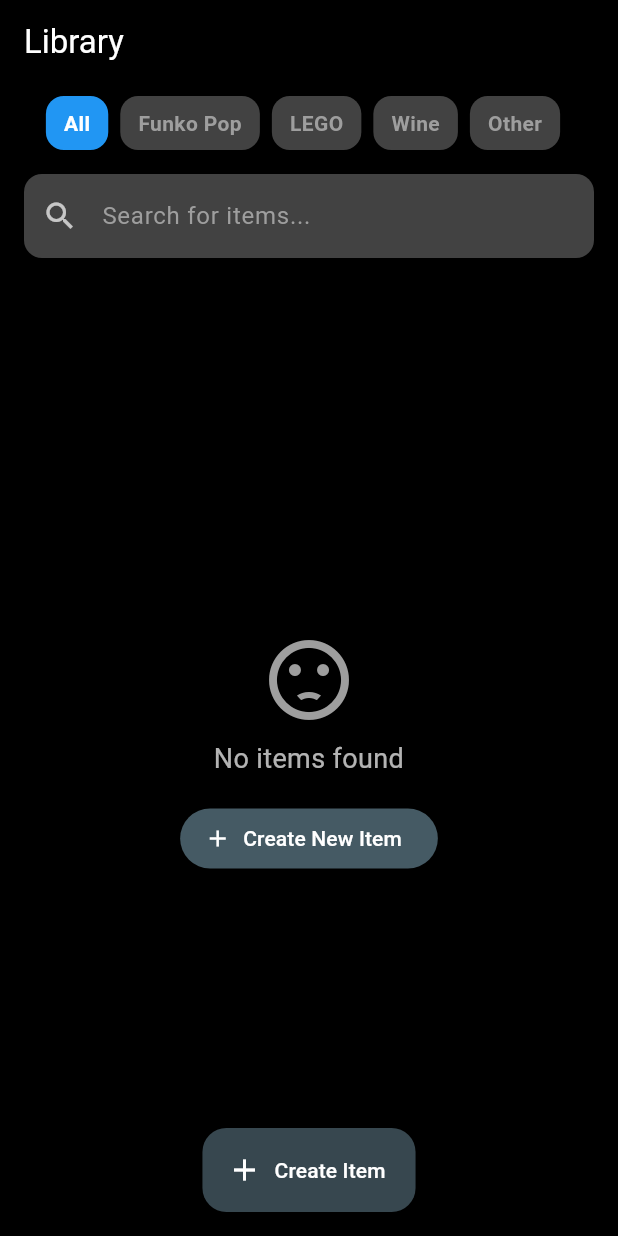
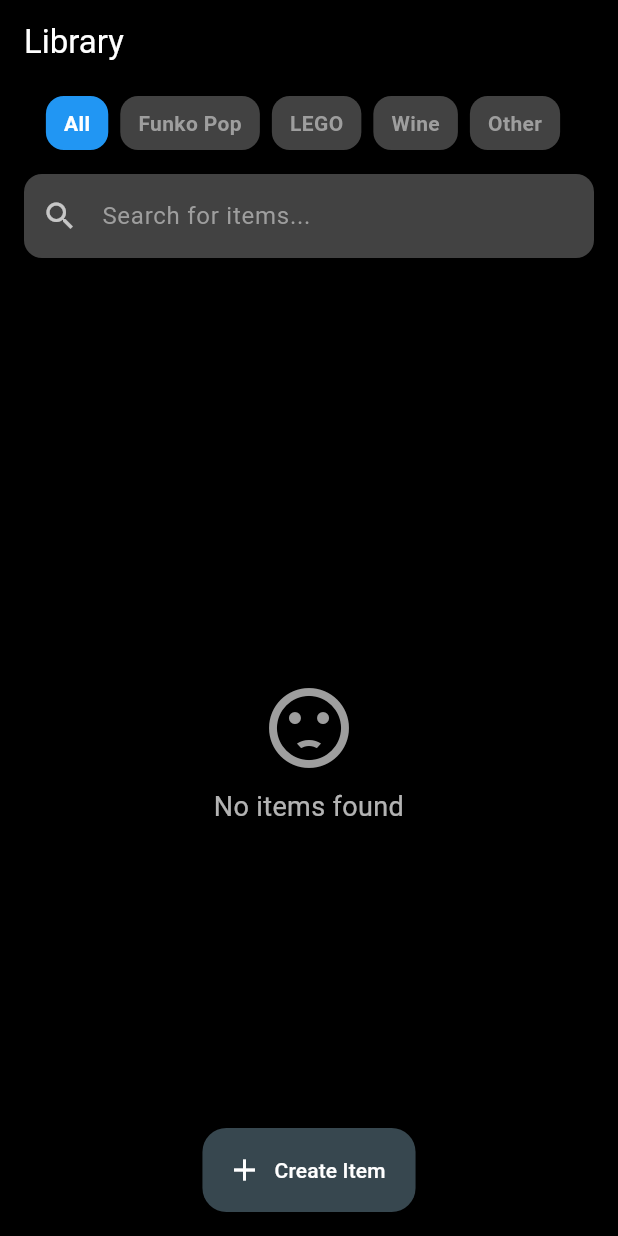
Before and after one commit to Devofure/Accollect, a Flutter app: the ItemLibraryScreen screen opened by its route, on a phone screen of 412 x 824 dp. Run offline on Flutter 3.47's test engine with Material 3 defaults, Android fonts, the phone set to English and light mode, and no system bars; our stand-ins replace cached_network_image, cloud_firestore, firebase_auth, firebase_core, go_router, image_picker; missing offline and left inert: firebase_ui_auth, firebase_ui_oauth_google, flutter_command; accounts and stored records are empty.

Commit message:
refactor: remove unused button from item library screen and add devtools options configuration

```diff
--- a/lib/ui/item/item_library_screen.dart
+++ b/lib/ui/item/item_library_screen.dart
@@ -224,16 +224,6 @@ class ItemLibraryScreen extends StatelessWidget {
             textAlign: TextAlign.center,
             style: TextStyle(color: Colors.white70, fontSize: 18),
           ),
-          const SizedBox(height: 16),
-          ElevatedButton.icon(
-            onPressed: () => _navigateToAddNewItemScreen(context, null),
-            icon: const Icon(Icons.add),
-            label: const Text("Create New Item"),
-            style: ElevatedButton.styleFrom(
-              backgroundColor: Colors.blueGrey[700], // Softer color
-              foregroundColor: Colors.white,
-            ),
-          ),
         ],
       ),
     );
```
